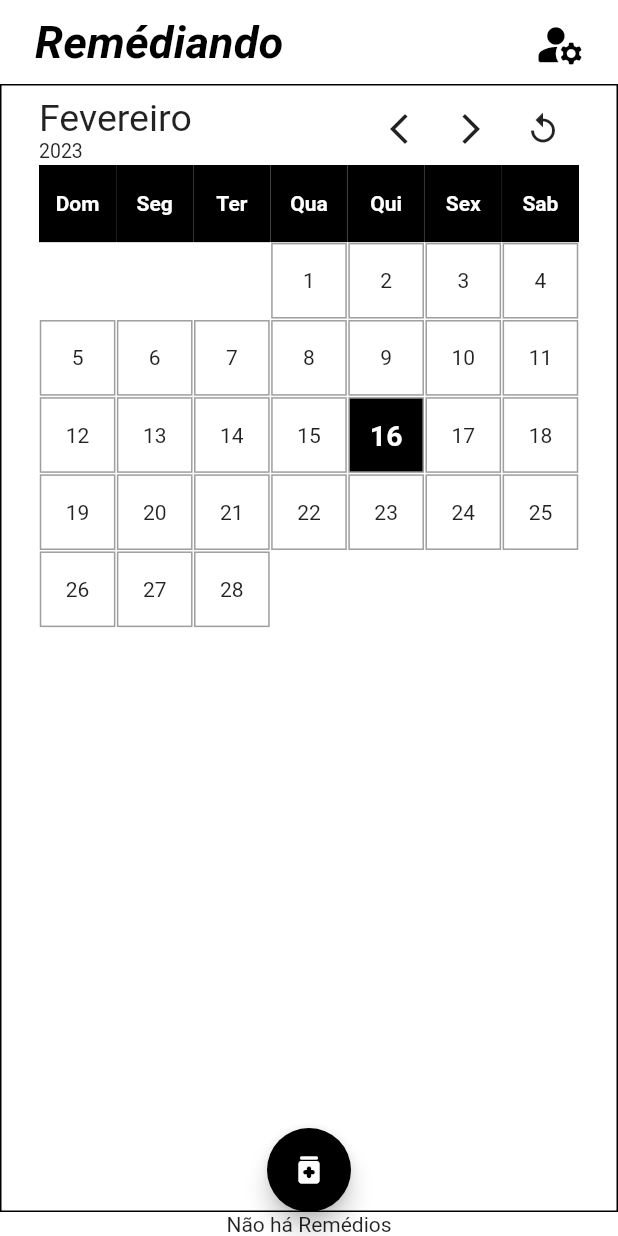
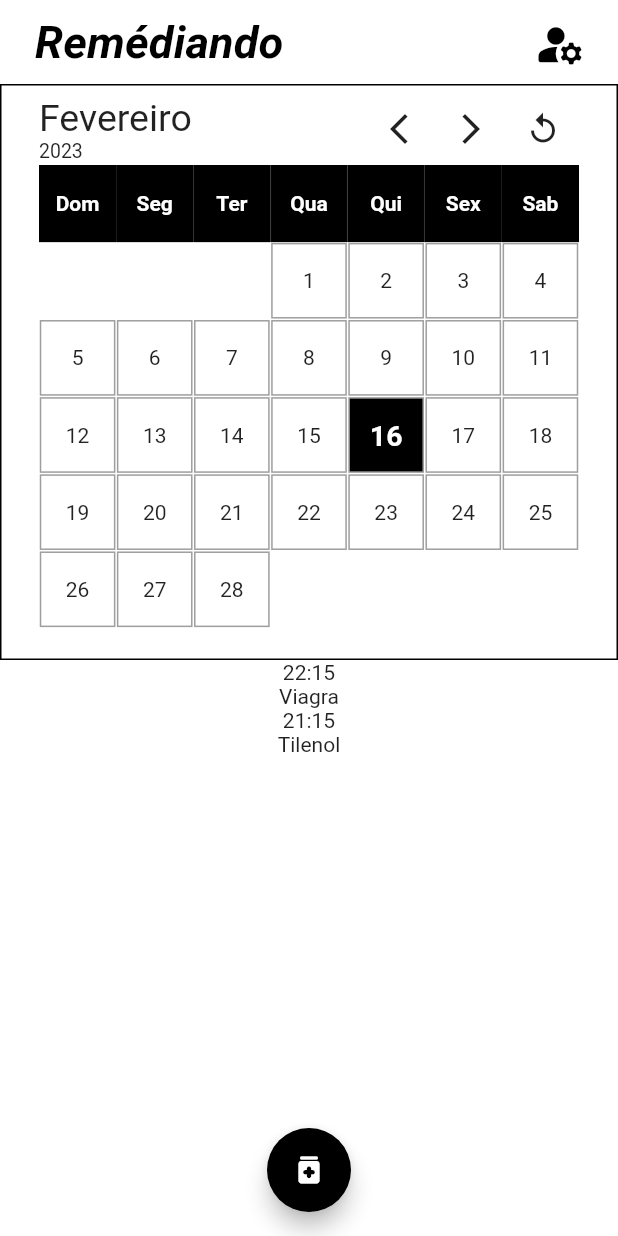
Before and after one commit to Patrickalvares/app_medicine_scheduler, a Flutter app: the screen it shows after launch, on a phone screen of 412 x 824 dp. Run offline on Flutter 3.47's test engine with Material 2 defaults, Android fonts, the phone set to English and light mode, and no system bars; our stand-ins replace flutter_bloc, flutter_time_picker_spinner, table_calendar.

Commit message:
SelectedDayMedicinesState creation

```diff
--- /dev/null
+++ b/lib/components/selected_day_medicines.dart
@@ -0,0 +1,83 @@
+import 'package:app_medicine_scheduler/bloc/medicine_bloc.dart';
+import 'package:app_medicine_scheduler/bloc/medicine_state.dart';
+import 'package:app_medicine_scheduler/components/medicine_preview.dart';
+import 'package:app_medicine_scheduler/models/medicine.dart';
+import 'package:flutter/material.dart';
+import 'package:flutter_bloc/flutter_bloc.dart';
+
+class SelectedDayMedicines extends StatefulWidget {
+  const SelectedDayMedicines({super.key});
+
+  @override
+  State<SelectedDayMedicines> createState() => _SelectedDayMedicinesState();
+}
+
+class MedicineSchedule {
+  DateTime medicineTime;
+  Medicine medicine;
+
+  MedicineSchedule(this.medicineTime, this.medicine);
+}
+
+class _SelectedDayMedicinesState extends State<SelectedDayMedicines> {
+  late DateTime selectedDay;
+
+  @override
+  void initState() {
+    selectedDay = DateTime.now();
+
+    super.initState();
+  }
+
+  @override
+  Widget build(BuildContext context) {
+    return BlocBuilder(
+        bloc: BlocProvider.of<MedicineBloc>(context),
+        builder: (context, state) {
+          if (state is MedicineEmptyState) {
+            return const Text('Não há Remédios');
+          } else if (state is MedicineLoadedState) {
+            List<MedicineSchedule> schedules = [];
+
+            for (int i = 0; i < state.medicines.length; i++) {
+              var medicine = state.medicines[i];
+            }
+
+            for (var medicine in state.medicines) {
+              if ((medicine is DailyMedicine) ||
+                  (medicine is WeeklyMedicine &&
+                      medicine.initialDate.weekday == selectedDay.weekday)) {
+                DateTime day = DateTime.utc(
+                    selectedDay.year,
+                    selectedDay.month,
+                    selectedDay.day,
+                    medicine.initialDate.hour,
+                    medicine.initialDate.minute);
+                schedules.add(MedicineSchedule(day, medicine));
+              }
+            }
+
+            return Expanded(
+              child: ListView.builder(
+                itemCount: schedules.length,
+                itemBuilder: ((context, index) {
+                  MedicineSchedule medicine = schedules[index];
+                  return Column(children: [
+                    Text(
+                        "${medicine.medicineTime.hour}:${medicine.medicineTime.minute}"),
+                    Text("${medicine.medicine.name}")
+                  ]);
+                  // if (medicine is PeriodicMedicine) {
+                  //   return periodicMedicinePreview(medicine);
+                  // } else {
+                  //   return standartMedicinePreview(medicine);
+                  // }
+                }),
+              ),
+            );
+          } else {
+            return const Text("Erro doido");
+          }
+        });
+  }
+}
--- a/lib/pages/home_page.dart
+++ b/lib/pages/home_page.dart
@@ -1,12 +1,13 @@
 import 'package:app_medicine_scheduler/bloc/medicine_bloc.dart';
+import 'package:app_medicine_scheduler/bloc/medicine_event.dart';
 import 'package:app_medicine_scheduler/bloc/medicine_state.dart';
 import 'package:app_medicine_scheduler/components/calendar.dart';
 import 'package:app_medicine_scheduler/components/medicine_preview.dart';
+import 'package:app_medicine_scheduler/components/selected_day_medicines.dart';
 import 'package:app_medicine_scheduler/models/medicine.dart';
 import 'package:app_medicine_scheduler/pages/new_medicine.dart';
 import 'package:flutter/material.dart';
 import 'package:flutter_bloc/flutter_bloc.dart';
-
 import 'package:table_calendar/table_calendar.dart';
 
 class HomePage extends StatefulWidget {
@@ -21,6 +22,26 @@ class _HomePageState extends State<HomePage> {
 
   @override
   Widget build(BuildContext context) {
+    BlocProvider.of<MedicineBloc>(context).add(AddMedicineEvent(DailyMedicine(
+        'Viagra', DateTime.utc(2023, 02, 05, 22, 15),
+        observation: 'Azulzinho')));
+    BlocProvider.of<MedicineBloc>(context).add(AddMedicineEvent(DailyMedicine(
+        'Tilenol', DateTime.utc(2023, 02, 07, 21, 15),
+        observation: 'Dor de cabeça')));
+    BlocProvider.of<MedicineBloc>(context).add(AddMedicineEvent(WeeklyMedicine(
+        'Doril', DateTime.utc(2023, 02, 22, 22, 15),
+        observation: 'A dor sumio')));
+    BlocProvider.of<MedicineBloc>(context).add(AddMedicineEvent(
+        PeriodicMedicine('Cloroquina', DateTime.utc(2023, 02, 05, 22, 15),
+            const Duration(days: 5),
+            observation: 'Faz arminha com a Mão')));
+    BlocProvider.of<MedicineBloc>(context).add(
+      AddMedicineEvent(
+        PeriodicMedicine('Ritalina', DateTime.utc(2023, 02, 05, 22, 15),
+            const Duration(hours: 15),
+            observation: 'Pra doido'),
+      ),
+    );
     return Scaffold(
       backgroundColor: Colors.white,
       appBar: AppBar(
@@ -48,31 +69,32 @@ class _HomePageState extends State<HomePage> {
         ),
       ),
       body: Column(
-        children: [
-          const Flexible(child: MounthCalendar()),
-          BlocBuilder(
-              bloc: BlocProvider.of<MedicineBloc>(context),
-              builder: (context, state) {
-                if (state is MedicineEmptyState) {
-                  return const Text('Não há Remédios');
-                } else if (state is MedicineLoadedState) {
-                  return Expanded(
-                    child: ListView.builder(
-                      itemCount: state.medicines.length,
-                      itemBuilder: ((context, index) {
-                        Medicine medicine = state.medicines[index];
-                        if (medicine is PeriodicMedicine) {
-                          return periodicMedicinePreview(medicine);
-                        } else {
-                          return standartMedicinePreview(medicine);
-                        }
-                      }),
-                    ),
-                  );
-                } else {
-                  return const Text("Erro doido");
-                }
-              })
+        children: const [
+          Flexible(child: MounthCalendar()),
+          SelectedDayMedicines()
+          // BlocBuilder(
+          //     bloc: BlocProvider.of<MedicineBloc>(context),
+          //     builder: (context, state) {
+          //       if (state is MedicineEmptyState) {
+          //         return const Text('Não há Remédios');
+          //       } else if (state is MedicineLoadedState) {
+          //         return Expanded(
+          //           child: ListView.builder(
+          //             itemCount: state.medicines.length,
+          //             itemBuilder: ((context, index) {
+          //               Medicine medicine = state.medicines[index];
+          //               if (medicine is PeriodicMedicine) {
+          //                 return periodicMedicinePreview(medicine);
+          //               } else {
+          //                 return standartMedicinePreview(medicine);
+          //               }
+          //             }),
+          //           ),
+          //         );
+          //       } else {
+          //         return const Text("Erro doido");
+          //       }
+          //     })
         ],
       ),
       floatingActionButtonLocation: FloatingActionButtonLocation.centerFloat,
```
